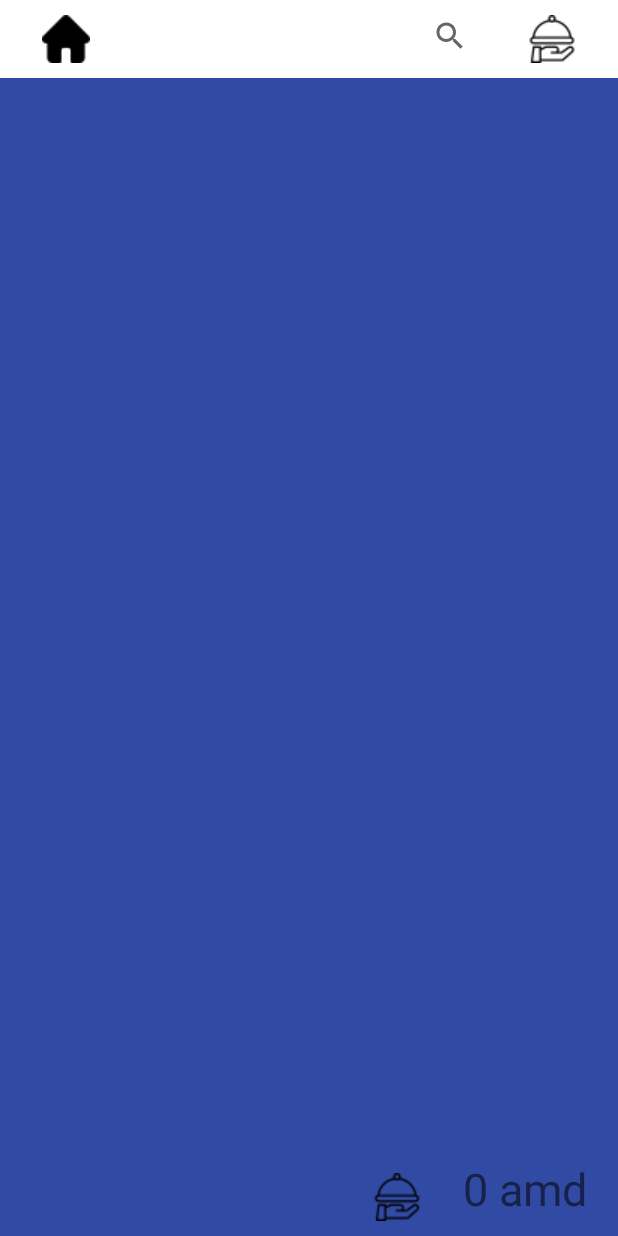
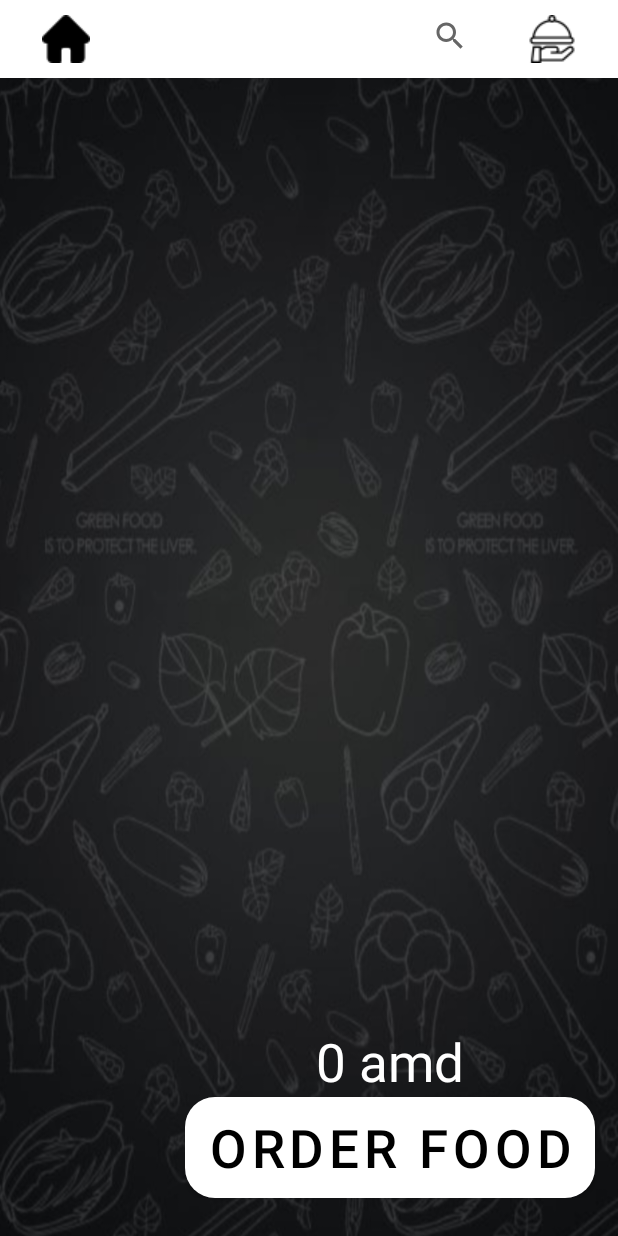
Before and after one commit to Yurik-Minasyan/Nyam_Nyam, an Android app: the Cart screen opened directly, with no data from a screen before it, on a phone screen of 412 x 824 dp. Run offline under Robolectric (Android 15) with nearby library versions, the phone set to English and light mode, and no system bars; our stand-ins replace Firebase (no records; nobody signed in at launch, a user with empty details on screens opened directly).

Commit message:
big changes

```diff
--- a/app/src/main/res/layout/activity_cake.xml
+++ b/app/src/main/res/layout/activity_cake.xml
@@ -4,7 +4,7 @@
     xmlns:tools="http://schemas.android.com/tools"
     android:layout_width="match_parent"
     android:layout_height="match_parent"
-    android:background="@color/backgr_test1"
+    android:background="@drawable/background"
     tools:context=".Cake">
 
 
--- a/app/src/main/res/layout/activity_cart.xml
+++ b/app/src/main/res/layout/activity_cart.xml
@@ -4,7 +4,7 @@
     xmlns:tools="http://schemas.android.com/tools"
     android:layout_width="match_parent"
     android:layout_height="match_parent"
-    android:background="@color/backgr_test1"
+    android:background="@drawable/background"
     tools:context=".Cart"
     tools:ignore="ExtraText">
     <LinearLayout
@@ -1694,23 +1694,30 @@
         android:id="@+id/end"
         android:layout_width="wrap_content"
         android:layout_height="wrap_content"
-        android:orientation="horizontal"
+        android:orientation="vertical"
         android:layout_marginLeft="200dp"
         app:layout_constraintBottom_toBottomOf="parent"
         app:layout_constraintEnd_toEndOf="parent"
-        app:layout_constraintStart_toStartOf="parent">
-        <ImageButton
+        android:layout_marginRight="15dp"
+        android:layout_marginBottom="25dp"
+        >
+        <TextView
+            android:layout_width="wrap_content"
+            android:layout_height="wrap_content"
+            android:id="@+id/end_t"
+            android:textColor="@color/white"
+            android:layout_gravity="center"
+            android:textSize="35dp"/>
+        <Button
             android:id="@+id/end_i"
-            style="@style/Widget.AppCompat.Button.Borderless"
+            android:background="@xml/button_view"
             android:layout_width="wrap_content"
             android:layout_height="wrap_content"
             android:onClick="to_database"
-            app:srcCompat="@drawable/cart"
+            android:textColor="@color/black"
+            android:textSize="35dp"
+            android:text="@string/order"
             tools:ignore="ContentDescription,SpeakableTextPresentCheck" />
-        <TextView
-            android:layout_width="wrap_content"
-            android:layout_height="wrap_content"
-            android:id="@+id/end_t"
-            android:textSize="30dp"/>
+
     </LinearLayout>
 </androidx.constraintlayout.widget.ConstraintLayout>
--- a/app/src/main/res/layout/activity_coffee.xml
+++ b/app/src/main/res/layout/activity_coffee.xml
@@ -4,7 +4,7 @@
     xmlns:tools="http://schemas.android.com/tools"
     android:layout_width="match_parent"
     android:layout_height="match_parent"
-    android:background="@color/backgr_test1"
+    android:background="@drawable/background"
     tools:context=".Coffee">
 
 
--- a/app/src/main/res/layout/activity_drink.xml
+++ b/app/src/main/res/layout/activity_drink.xml
@@ -4,7 +4,7 @@
     xmlns:tools="http://schemas.android.com/tools"
     android:layout_width="match_parent"
     android:layout_height="match_parent"
-    android:background="@color/backgr_test1"
+    android:background="@drawable/background"
     tools:context=".Drink">
 
 
--- a/app/src/main/res/layout/activity_fast_food.xml
+++ b/app/src/main/res/layout/activity_fast_food.xml
@@ -4,7 +4,7 @@
     xmlns:tools="http://schemas.android.com/tools"
     android:layout_width="match_parent"
     android:layout_height="match_parent"
-    android:background="@color/backgr_test1"
+    android:background="@drawable/background"
     tools:context=".Fast_Food">
 
 
--- a/app/src/main/res/layout/activity_naxutest.xml
+++ b/app/src/main/res/layout/activity_naxutest.xml
@@ -4,7 +4,7 @@
     xmlns:tools="http://schemas.android.com/tools"
     android:layout_width="match_parent"
     android:layout_height="match_parent"
-    android:background="@color/backgr_test1"
+    android:background="@drawable/background"
     tools:context=".Naxutest">
 
 
--- a/app/src/main/res/layout/activity_salad.xml
+++ b/app/src/main/res/layout/activity_salad.xml
@@ -4,7 +4,7 @@
     xmlns:tools="http://schemas.android.com/tools"
     android:layout_width="match_parent"
     android:layout_height="match_parent"
-    android:background="@color/backgr_test1"
+    android:background="@drawable/background"
     tools:context=".Salad">
 
 
--- a/app/src/main/res/values/strings.xml
+++ b/app/src/main/res/values/strings.xml
@@ -22,5 +22,6 @@
     <string name="napoleon" translatable="false">Napoleon</string>
     <string name="donut" translatable="false">Caramel filled donut</string>
     <string name="number_err" translatable="false">Select the quantity of the dish</string>
+    <string name="order" translatable="false">Order food</string>
 
 </resources>
```
Also changed, not shown: app/src/main/res/layout/activity_main.xml (+5 -5 lines), app/src/main/res/drawable/first.png (added), app/src/main/res/drawable/q.png, 1 other file.
